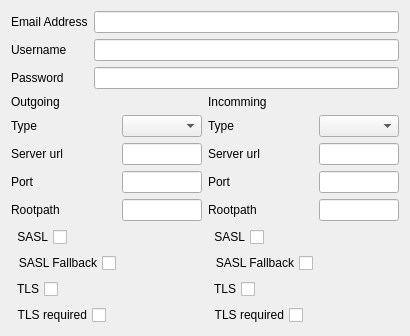
The window that ui/mailaccount.ui (burner/pimp) describes before a commit, drawn with Qt 5.
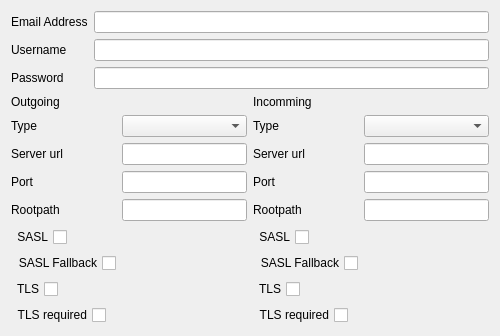
The same window after the commit.

Diff of the .ui file:
```diff
--- a/ui/mailaccount.ui
+++ b/ui/mailaccount.ui
@@ -6,14 +6,14 @@
    <rect>
     <x>0</x>
     <y>0</y>
-    <width>410</width>
+    <width>500</width>
     <height>322</height>
    </rect>
   </property>
   <property name="windowTitle">
    <string>Form</string>
   </property>
-  <layout class="QHBoxLayout" name="horizontalLayout_2">
+  <layout class="QVBoxLayout" name="verticalLayout_2">
    <item>
     <layout class="QVBoxLayout" name="verticalLayout">
      <item>
@@ -148,16 +148,6 @@
        </item>
        <item>
         <layout class="QFormLayout" name="formLayout_2">
-         <item row="1" column="1">
-          <widget class="QComboBox" name="comboBox"/>
-         </item>
-         <item row="1" column="0">
-          <widget class="QLabel" name="label_4">
-           <property name="text">
-            <string>Type</string>
-           </property>
-          </widget>
-         </item>
          <item row="0" column="0">
           <widget class="QLabel" name="label_6">
            <property name="text">
@@ -165,6 +155,16 @@
            </property>
           </widget>
          </item>
+         <item row="1" column="0">
+          <widget class="QLabel" name="label_4">
+           <property name="text">
+            <string>Type</string>
+           </property>
+          </widget>
+         </item>
+         <item row="1" column="1">
+          <widget class="QComboBox" name="incommingType"/>
+         </item>
          <item row="2" column="0">
           <widget class="QLabel" name="label_5">
            <property name="text">
@@ -173,47 +173,7 @@
           </widget>
          </item>
          <item row="2" column="1">
-          <widget class="QLineEdit" name="lineEdit_4"/>
-         </item>
-         <item row="5" column="0">
-          <widget class="QCheckBox" name="checkBox">
-           <property name="layoutDirection">
-            <enum>Qt::RightToLeft</enum>
-           </property>
-           <property name="text">
-            <string>SASL</string>
-           </property>
-          </widget>
-         </item>
-         <item row="6" column="0">
-          <widget class="QCheckBox" name="checkBox_2">
-           <property name="layoutDirection">
-            <enum>Qt::RightToLeft</enum>
-           </property>
-           <property name="text">
-            <string>SASL Fallback</string>
-           </property>
-          </widget>
-         </item>
-         <item row="7" column="0">
-          <widget class="QCheckBox" name="checkBox_3">
-           <property name="layoutDirection">
-            <enum>Qt::RightToLeft</enum>
-           </property>
-           <property name="text">
-            <string>TLS</string>
-           </property>
-          </widget>
-         </item>
-         <item row="8" column="0">
-          <widget class="QCheckBox" name="checkBox_4">
-           <property name="layoutDirection">
-            <enum>Qt::RightToLeft</enum>
-           </property>
-           <property name="text">
-            <string>TLS required</string>
-           </property>
-          </widget>
+          <widget class="QLineEdit" name="incommingUrl"/>
          </item>
          <item row="3" column="0">
           <widget class="QLabel" name="label_10">
@@ -233,7 +193,47 @@
           </widget>
          </item>
          <item row="4" column="1">
-          <widget class="QLineEdit" name="lineEdit_6"/>
+          <widget class="QLineEdit" name="incommingRootpath"/>
+         </item>
+         <item row="5" column="0">
+          <widget class="QCheckBox" name="incommingSASL">
+           <property name="layoutDirection">
+            <enum>Qt::RightToLeft</enum>
+           </property>
+           <property name="text">
+            <string>SASL</string>
+           </property>
+          </widget>
+         </item>
+         <item row="6" column="0">
+          <widget class="QCheckBox" name="incommingSASLFallback">
+           <property name="layoutDirection">
+            <enum>Qt::RightToLeft</enum>
+           </property>
+           <property name="text">
+            <string>SASL Fallback</string>
+           </property>
+          </widget>
+         </item>
+         <item row="7" column="0">
+          <widget class="QCheckBox" name="incommingTLS">
+           <property name="layoutDirection">
+            <enum>Qt::RightToLeft</enum>
+           </property>
+           <property name="text">
+            <string>TLS</string>
+           </property>
+          </widget>
+         </item>
+         <item row="8" column="0">
+          <widget class="QCheckBox" name="incommingTLSrequired">
+           <property name="layoutDirection">
+            <enum>Qt::RightToLeft</enum>
+           </property>
+           <property name="text">
+            <string>TLS required</string>
+           </property>
+          </widget>
          </item>
         </layout>
        </item>
```
Left out of the diff: 24 changed lines with no effect on the pictures.
